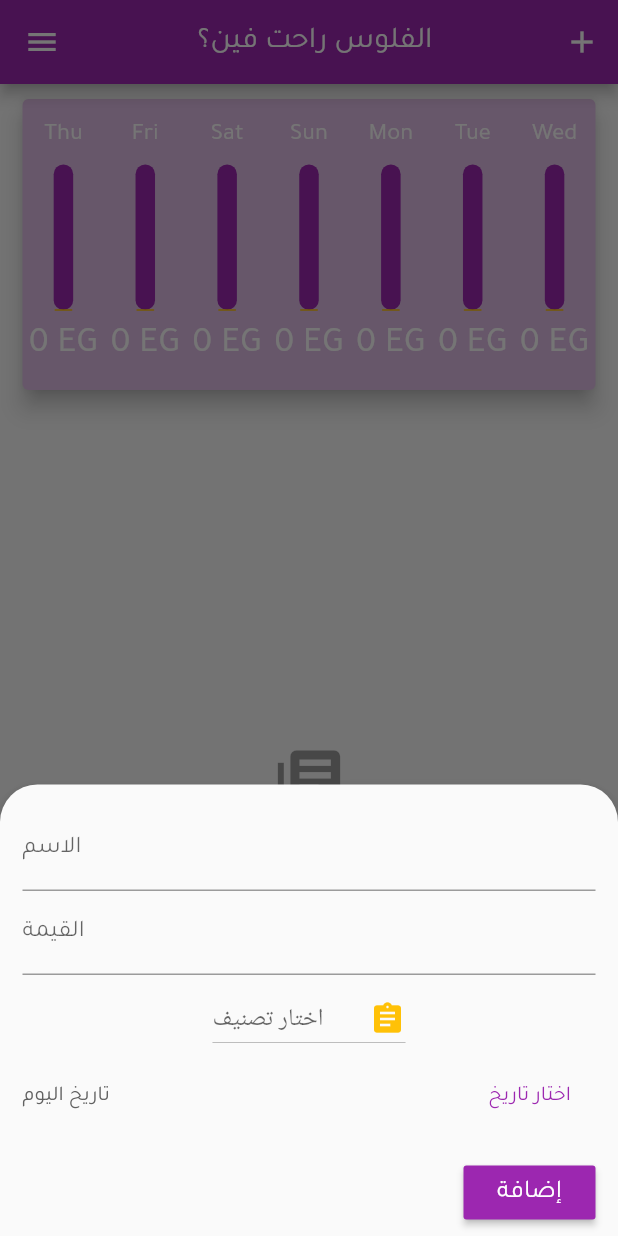
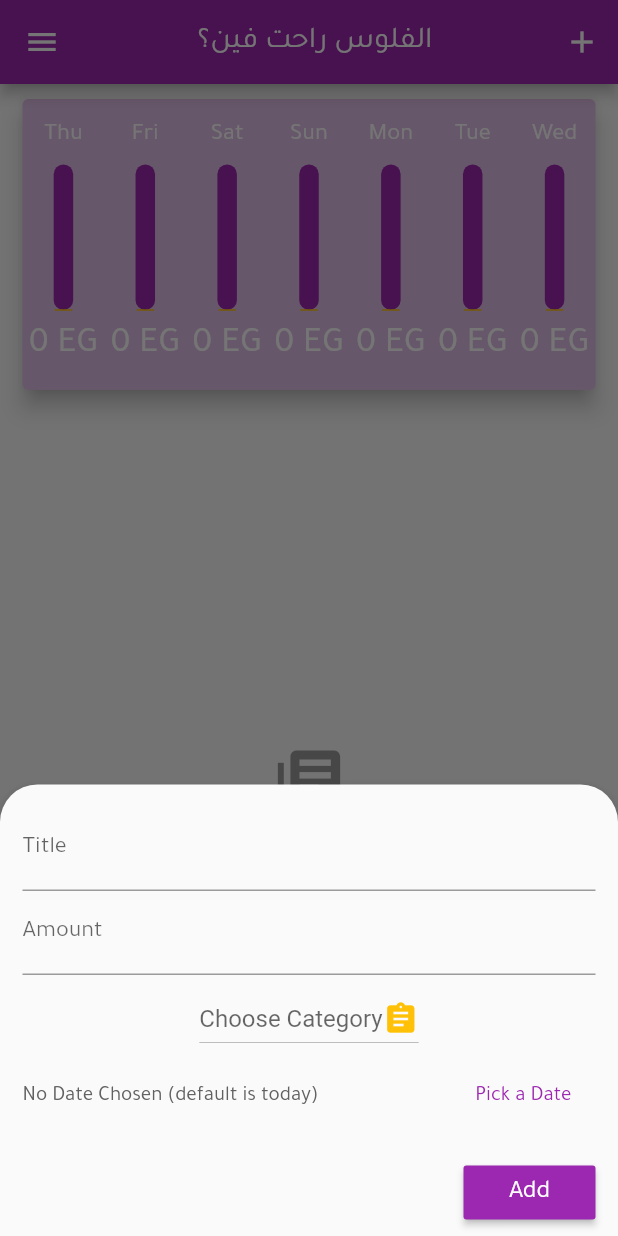
Before and after one commit to grayHatEnigma/Expense-Manager, a Flutter app: the HomeScreen screen opened by its route, after a tap on the "add" icon, on a phone screen of 412 x 824 dp. Run offline on Flutter 3.47's test engine with Material 2 defaults, Android fonts, the phone set to English and light mode, and no system bars; our stand-ins replace date_format, expandable, fl_chart, flutter_animation_progress_bar, flutter_i18n, fluttertoast and 2 more; accounts and stored records are empty.

Commit message:
add translations files and fix minor bugs with route and plan object

```diff
--- /dev/null
+++ b/flutter_i18n/ar.json
@@ -0,0 +1,4 @@
+{
+
+
+}
--- /dev/null
+++ b/flutter_i18n/en.json
@@ -0,0 +1,5 @@
+{
+
+
+
+}
--- a/lib/domain/managers/plan_manager.dart
+++ b/lib/domain/managers/plan_manager.dart
@@ -23,6 +23,25 @@ class PlanManager with ChangeNotifier {
   }
 
   Future<bool> get hasPlan => _readFromSharedPreferences();
+
+  // check plan date each time the app is lunched
+  void _checkPlanDate() {
+    final today = DateTime.now();
+    if (_plan != null) {
+      bool updatePlanDate = (_plan.startDate.day == today.day &&
+          (today.month - _plan.startDate.month == 1));
+      if (updatePlanDate) {
+        _plan.startDate = DateTime.now();
+        _saveToSharedPreferences(_plan.startDate, _plan.totalIncome);
+      }
+    }
+  }
+
+  // update or edit Plan.
+  void updateOrEditPlan({DateTime newPlanDate, double newPlanIncome}) {
+    // TODO: edit plan function.
+    // update only the given parameter of this method.
+  }
 
   void createPlan(
       {@required DateTime startDate, @required double totalIncome}) {
@@ -54,6 +73,9 @@ class PlanManager with ChangeNotifier {
 
       if (dateString != null && income != null) {
         print('plan date : $dateString  , plan income : $income');
+
+        // check plan date
+        _checkPlanDate();
         DateTime startDate = DateTime.parse(dateString);
         double totalIncome = income;
         createPlan(startDate: startDate, totalIncome: totalIncome);
--- a/lib/domain/models/navigation_model.dart
+++ b/lib/domain/models/navigation_model.dart
@@ -11,13 +11,13 @@ class NavigationModel {
 
 List<NavigationModel> navigationItems = [
   NavigationModel(
-      title: 'تحليل المصاريف',
+      title: kNavAnalysis,
       icon: Icons.insert_chart,
       destination: kAnalysisScreenID),
   NavigationModel(
-    title: 'الإعدادت',
+    title: kNavSettings,
     icon: Icons.settings,
   ),
-  NavigationModel(title: 'عن التطبيق', icon: Icons.info),
-  NavigationModel(title: 'قيّم التطبيق', icon: Icons.star),
+  NavigationModel(title: kNavAbout, icon: Icons.info),
+  NavigationModel(title: kNavRate, icon: Icons.star),
 ];
--- a/lib/infrastructure/ui/screens/add_transaction_screen.dart
+++ b/lib/infrastructure/ui/screens/add_transaction_screen.dart
@@ -17,7 +17,7 @@ class AddTransaction extends StatefulWidget {
 class _AddTransactionState extends State<AddTransaction> {
   final titleController = TextEditingController();
   final amountController = TextEditingController();
-  String chosenDateText = 'تاريخ اليوم';
+  String chosenDateText = 'No Date Chosen (default is today)';
   //fields chosen by user and their default values in case he doesn't enter any
   DateTime chosenDate = DateTime.now();
   String chosenCategory;
@@ -37,11 +37,11 @@ class _AddTransactionState extends State<AddTransaction> {
           crossAxisAlignment: CrossAxisAlignment.end,
           children: <Widget>[
             TextField(
-              decoration: InputDecoration(labelText: 'الاسم'),
+              decoration: InputDecoration(labelText: 'Title'),
               controller: titleController,
             ),
             TextField(
-              decoration: InputDecoration(labelText: 'القيمة'),
+              decoration: InputDecoration(labelText: 'Amount'),
               controller: amountController,
               keyboardType: TextInputType.numberWithOptions(decimal: true),
             ),
@@ -62,7 +62,7 @@ class _AddTransactionState extends State<AddTransaction> {
                   },
                   value: chosenCategory,
                   hint: Text(
-                    'اختار تصنيف',
+                    'Choose Category',
                     textAlign: TextAlign.center,
                   ),
                   icon: Icon(
@@ -86,7 +86,7 @@ class _AddTransactionState extends State<AddTransaction> {
                 ),
                 FlatButton(
                     child: Text(
-                      'اختار تاريخ',
+                      'Pick a Date',
                       style: TextStyle(color: Theme.of(context).primaryColor),
                     ),
                     onPressed: () async {
@@ -121,7 +121,7 @@ class _AddTransactionState extends State<AddTransaction> {
             RaisedButton(
               color: Theme.of(context).primaryColor,
               child: Text(
-                'إضافة',
+                'Add',
                 style: TextStyle(color: Colors.white, fontSize: 17),
               ),
               onPressed: () {
--- a/lib/infrastructure/ui/screens/analysis_screen.dart
+++ b/lib/infrastructure/ui/screens/analysis_screen.dart
@@ -3,7 +3,7 @@ import 'package:flutter/material.dart';
 import '../widgets/pie_chart_widget.dart';
 import '../widgets/gauge_widget.dart';
 
-//TODO: fix orientation problems in this screen
+// TODO: fix orientation problems in this screen
 class AnalysisScreen extends StatelessWidget {
   final String title;
   AnalysisScreen({this.title});
--- a/lib/infrastructure/ui/widgets/navigation_drawer.dart
+++ b/lib/infrastructure/ui/widgets/navigation_drawer.dart
@@ -16,14 +16,15 @@ class NavigationDrawer extends StatelessWidget {
           DrawerHeader(
             child: Center(
               child: Column(
+                mainAxisAlignment: MainAxisAlignment.spaceEvenly,
                 children: <Widget>[
                   Image.asset(
-                    'images/intro.png',
-                    height: 100,
-                    width: 100,
+                    'images/wallet.png',
+                    height: 70,
+                    width: 70,
                   ),
                   Text(
-                    'الفلوس راحت فين؟',
+                    kTitle,
                     style: kTitleTextStyle,
                     textAlign: TextAlign.center,
                   ),
--- a/pubspec.yaml
+++ b/pubspec.yaml
@@ -8,6 +8,8 @@ environment:
 
 dependencies:
   flutter:
+    sdk: flutter
+  flutter_localizations:
     sdk: flutter
 
   cupertino_icons: ^0.1.2
@@ -25,6 +27,8 @@ dependencies:
   sqflite: ^1.2.0
   path_provider: ^1.6.0
 
+  # translation dependencies
+  flutter_i18n: ^0.8.3
 
 
 
@@ -40,6 +44,7 @@ flutter:
 
 
   assets:
+    - flutter_i18n/
     - images/
 
 
```
Also changed, not shown: lib/constants.dart (+11 -4 lines), lib/infrastructure/ui/screens/intro_screen.dart (+6 -1 lines), lib/infrastructure/ui/screens/plan_date_screen.dart (+6 -2 lines), lib/main.dart (+16 -1 lines), images/intro.png (deleted), images/wallet.png (added), pubspec.lock, 7 other files.
